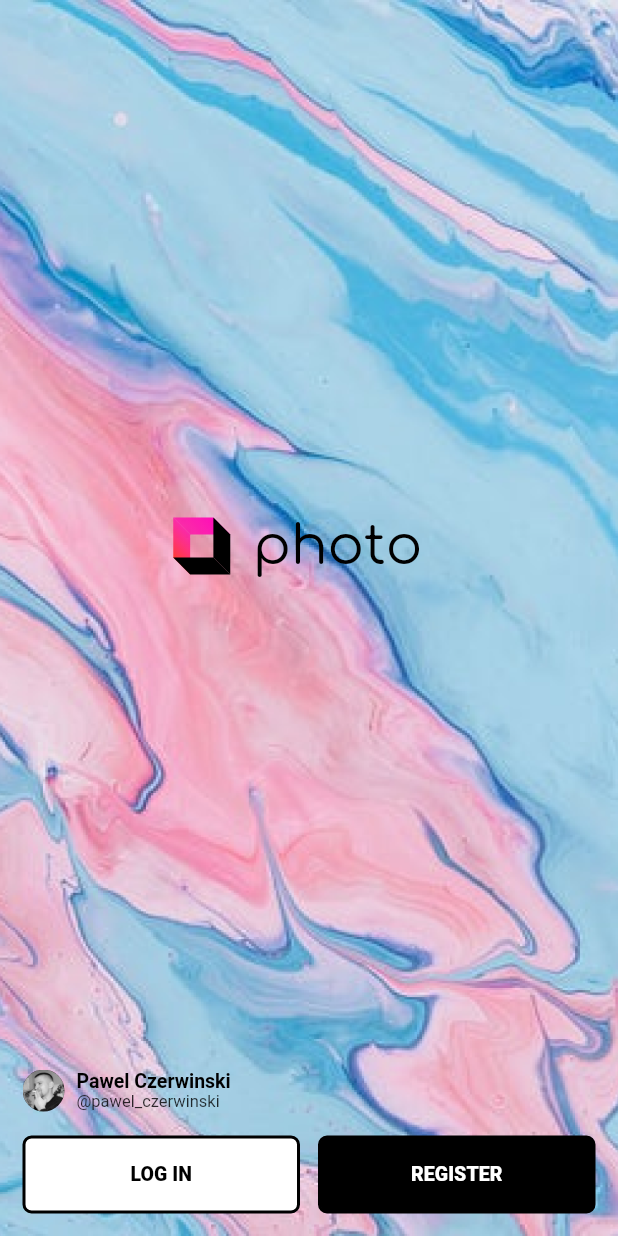
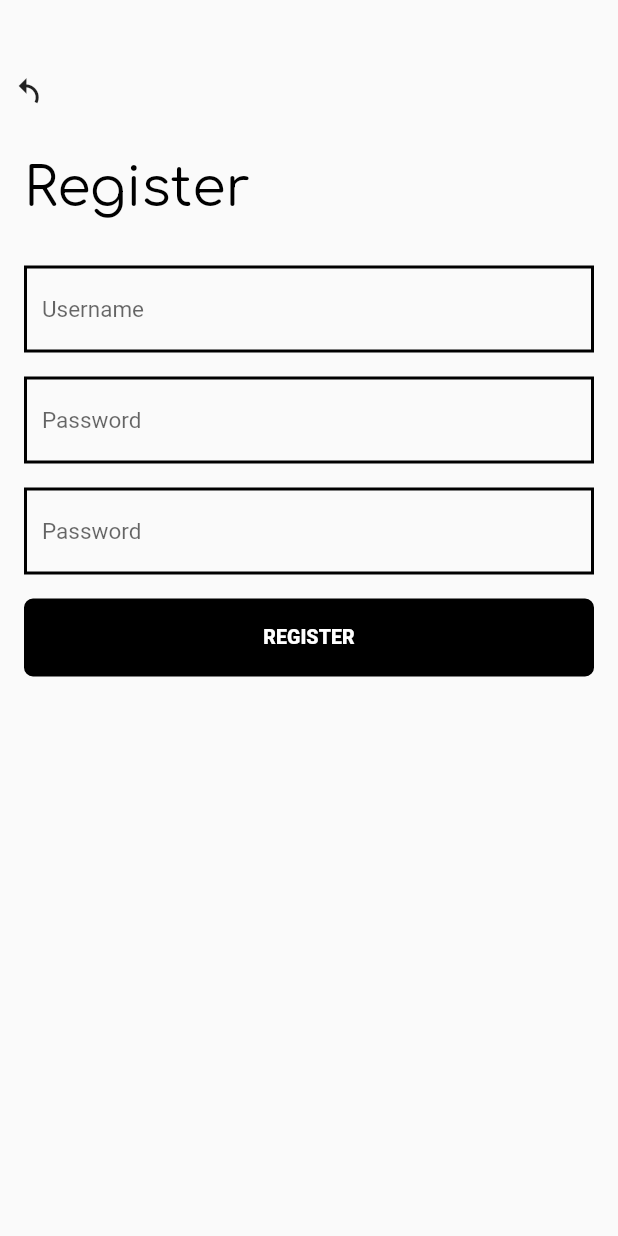
Before and after one commit to lienminhquang/photo, a Flutter app: the screen it shows after launch, after a tap on "REGISTER", on a phone screen of 412 x 824 dp. Run offline on Flutter 3.47's test engine with Material 2 defaults, Android fonts, the phone set to English and light mode, and no system bars; our stand-ins replace bloc, flutter_bloc, google_fonts; generated files the repository leaves out were written again.

Commit message:
+ Add register screen with register form

```diff
--- a/lib/l10n/app_en.arb
+++ b/lib/l10n/app_en.arb
@@ -3,6 +3,17 @@
     "@helloWorld": {
       "description": "The conventional newborn programmer greeting"
     },
-    "login": "LOG IN",
-    "register": "REGISTER"
+    "loginButton": "LOG IN",
+    "registerButton": "REGISTER",
+    "registerHeader": "Register",
+    "loginHeader": "Log in",
+    "discoverHeader": "Discover",
+    "browseAll": "BROWSE ALL",
+    "seeMore": "SEE MORE",
+    "whatIsNewToday": "WHAT'S NEW TODAY",
+    "passwordHint": "Password",
+    "usernameHint": "Username",
+    "pleaseEnterPassword": "Please enter password",
+    "pleaseEnterUsername": "Please eneter username",
+    "passwordIsNotMatch": "Password is not match"
 }
--- a/lib/l10n/app_vi.arb
+++ b/lib/l10n/app_vi.arb
@@ -1,5 +1,16 @@
 {
     "helloWorld": "Xin chào!",
-    "login": "ĐĂNG NHẬP",
-    "register": "ĐĂNG KÝ"
+    "loginButton": "ĐĂNG NHẬP",
+    "registerButton": "ĐĂNG KÝ",
+    "registerHeader": "Đăng ký",
+    "loginHeader": "Đăng nhập",
+    "discoverHeader": "Khám phá",
+    "browseAll": "Duyệt tất cả",
+    "seeMore": "XEM THÊM",
+    "whatIsNewToday": "HÔM NAY",
+    "passwordHint": "Mật khẩu",
+    "usernameHint": "Tài khoản",
+    "pleaseEnterPassword": "Vui lòng nhập mật khẩu",
+    "pleaseEnterUsername": "Vui lòng nhập tài khoản",
+    "passwordIsNotMatch": "Mật khẩu không khớp"
 }
--- a/lib/main.dart
+++ b/lib/main.dart
@@ -7,6 +7,7 @@ import 'package:flutter_localizations/flutter_localizations.dart';
 import 'package:photo/bloc/user_bloc.dart';
 import 'package:photo/models/user_repository.dart';
 import 'package:photo/routes.dart';
+import 'package:photo/screens/register_screen.dart';
 import 'package:photo/screens/splash_screen.dart';
 import 'package:photo/theme.dart';
 import 'package:photo/viewmodels/user_viewmodel.dart';
@@ -36,6 +37,9 @@ class MyApp extends StatelessWidget {
                   ..add(UserInitEvent());
               },
               child: SplashScreen());
+        },
+        AppRoute.register: (context) {
+          return RegisterScreen();
         }
       },
     );
--- a/lib/routes.dart
+++ b/lib/routes.dart
@@ -1,4 +1,5 @@
 class AppRoute {
   static final String splash = "/";
   static final String home = "/home";
+  static final String register = "/register";
 }
--- /dev/null
+++ b/lib/screens/register_screen.dart
@@ -0,0 +1,125 @@
+import 'dart:math';
+import 'package:flutter_gen/gen_l10n/app_localizations.dart';
+
+import 'package:flutter/material.dart';
+import 'package:photo/widgets/app_text_form_field.dart';
+import 'package:photo/widgets/primary_button.dart';
+
+class RegisterScreen extends StatelessWidget {
+  const RegisterScreen() : super();
+
+  @override
+  Widget build(BuildContext context) {
+    return Scaffold(
+      resizeToAvoidBottomInset: false,
+      body: Container(
+        padding: EdgeInsets.symmetric(vertical: 13, horizontal: 16),
+        child: Column(
+          crossAxisAlignment: CrossAxisAlignment.start,
+          children: [
+            Container(
+              margin: const EdgeInsets.fromLTRB(0, 25, 0, 0),
+              child: Transform.rotate(
+                  angle: pi / 4,
+                  child: Container(
+                    margin: const EdgeInsets.fromLTRB(0, 15, 0, 0),
+                    child: InkWell(
+                      onTap: () {
+                        Navigator.of(context).pop();
+                      },
+                      child: Icon(
+                        Icons.undo_outlined,
+                        size: 20,
+                      ),
+                    ),
+                  )),
+            ),
+            Container(
+              margin: const EdgeInsets.symmetric(vertical: 32),
+              child: Text(
+                AppLocalizations.of(context)!.registerHeader,
+                style: Theme.of(context).textTheme.headline1,
+              ),
+            ),
+            RegisterForm()
+          ],
+        ),
+      ),
+    );
+  }
+}
+
+class RegisterForm extends StatelessWidget {
+  RegisterForm({Key? key}) : super(key: key);
+  final TextEditingController _usernameController = TextEditingController();
+  final TextEditingController _passwordController = TextEditingController();
+  final _formKey = GlobalKey<FormState>();
+
+  @override
+  Widget build(BuildContext context) {
+    return Container(
+      child: Form(
+        key: _formKey,
+        child: Column(
+          children: [
+            Container(
+              child: AppTextFormField(
+                controller: _usernameController,
+                hintText: AppLocalizations.of(context)!.usernameHint,
+                validator: (value) {
+                  if (value == null || value.isEmpty) {
+                    return AppLocalizations.of(context)!.pleaseEnterUsername;
+                  }
+                  return null;
+                },
+              ),
+              margin: EdgeInsets.fromLTRB(0, 0, 0, 16),
+            ),
+            Container(
+              child: AppTextFormField(
+                controller: _passwordController,
+                hintText: AppLocalizations.of(context)!.passwordHint,
+                obscureText: true,
+                validator: (value) {
+                  if (value == null || value.isEmpty) {
+                    return AppLocalizations.of(context)!.pleaseEnterPassword;
+                  }
+                  return null;
+                },
+              ),
+              margin: EdgeInsets.fromLTRB(0, 0, 0, 16),
+            ),
+            Container(
+              child: AppTextFormField(
+                validator: (value) {
+                  if (value == null || value.isEmpty) {
+                    return AppLocalizations.of(context)!.pleaseEnterPassword;
+                  }
+                  if (_passwordController.value.text != value) {
+                    return AppLocalizations.of(context)!.passwordIsNotMatch;
+                  }
+                  return null;
+                },
+                obscureText: true,
+                hintText: AppLocalizations.of(context)!.passwordHint,
+              ),
+              margin: EdgeInsets.fromLTRB(0, 0, 0, 16),
+            ),
+            PrimaryButton(
+                backgroundColor: Color(0XFF000000),
+                child: Text(
+                  AppLocalizations.of(context)!.registerButton,
+                  style: Theme.of(context)
+                      .textTheme
+                      .headline2!
+                      .copyWith(color: Color(0XFFFFFFFF)),
+                ),
+                onpress: () {
+                  if (_formKey.currentState!.validate()) {}
+                })
+          ],
+        ),
+      ),
+    );
+  }
+}
--- a/lib/screens/splash_screen.dart
+++ b/lib/screens/splash_screen.dart
@@ -2,6 +2,7 @@ import 'package:flutter/material.dart';
 import 'package:flutter_bloc/flutter_bloc.dart';
 import 'package:flutter_gen/gen_l10n/app_localizations.dart';
 import 'package:photo/bloc/user_bloc.dart';
+import 'package:photo/routes.dart';
 import 'package:photo/widgets/app_icon.dart';
 import 'package:photo/widgets/primary_button.dart';
 import 'package:photo/widgets/user_infomation.dart';
@@ -55,7 +56,7 @@ class SplashScreen extends StatelessWidget {
                   backgroundColor: Color(0XFFFFFFFF),
                   onpress: () {},
                   child: Text(
-                    AppLocalizations.of(context)!.login,
+                    AppLocalizations.of(context)!.loginButton,
                     style: Theme.of(context).textTheme.headline2,
                   ),
                 )),
@@ -65,9 +66,11 @@ class SplashScreen extends StatelessWidget {
                 Expanded(
                     child: PrimaryButton(
                   backgroundColor: Color(0XFF000000),
-                  onpress: () {},
+                  onpress: () {
+                    Navigator.of(context).pushNamed(AppRoute.register);
+                  },
                   child: Text(
-                    AppLocalizations.of(context)!.register,
+                    AppLocalizations.of(context)!.registerButton,
                     style: Theme.of(context)
                         .textTheme
                         .headline2!
--- /dev/null
+++ b/lib/widgets/app_text_form_field.dart
@@ -0,0 +1,41 @@
+import 'package:flutter/material.dart';
+
+class AppTextFormField extends StatelessWidget {
+  final TextEditingController? controller;
+  final String? initValue;
+  final FormFieldValidator<String>? validator;
+  final String? hintText;
+  const AppTextFormField(
+      {Key? key,
+      this.controller,
+      this.obscureText = false,
+      this.initValue,
+      this.validator,
+      this.hintText})
+      : super(key: key);
+  final bool obscureText;
+
+  @override
+  Widget build(BuildContext context) {
+    return Container(
+      child: TextFormField(
+        controller: controller,
+        obscureText: obscureText,
+        decoration: InputDecoration(
+            hintText: hintText,
+            focusedBorder: OutlineInputBorder(
+                borderRadius: BorderRadius.zero,
+                borderSide: BorderSide(width: 2, color: Color(0XFF000000))),
+            enabledBorder: OutlineInputBorder(
+                borderRadius: BorderRadius.zero,
+                borderSide: BorderSide(width: 2, color: Color(0XFF000000))),
+            border: OutlineInputBorder(
+                borderRadius: BorderRadius.zero,
+                borderSide: BorderSide(width: 2, color: Color(0XFF000000)))),
+        style: Theme.of(context).textTheme.bodyText1,
+        initialValue: initValue,
+        validator: validator,
+      ),
+    );
+  }
+}
```
